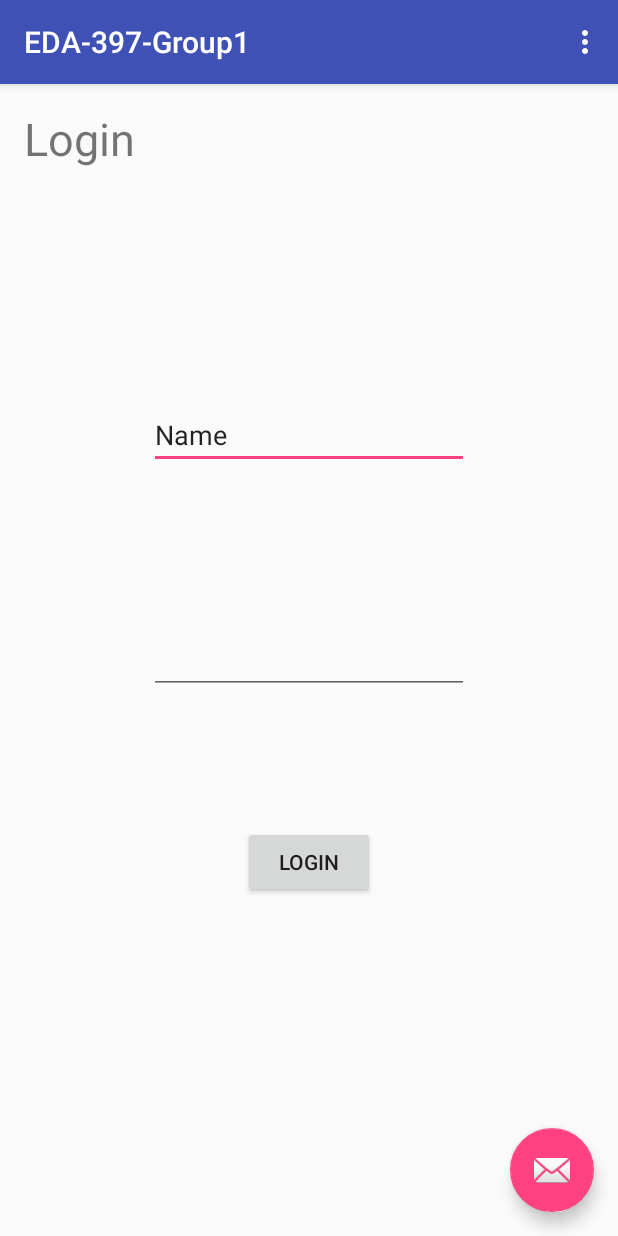
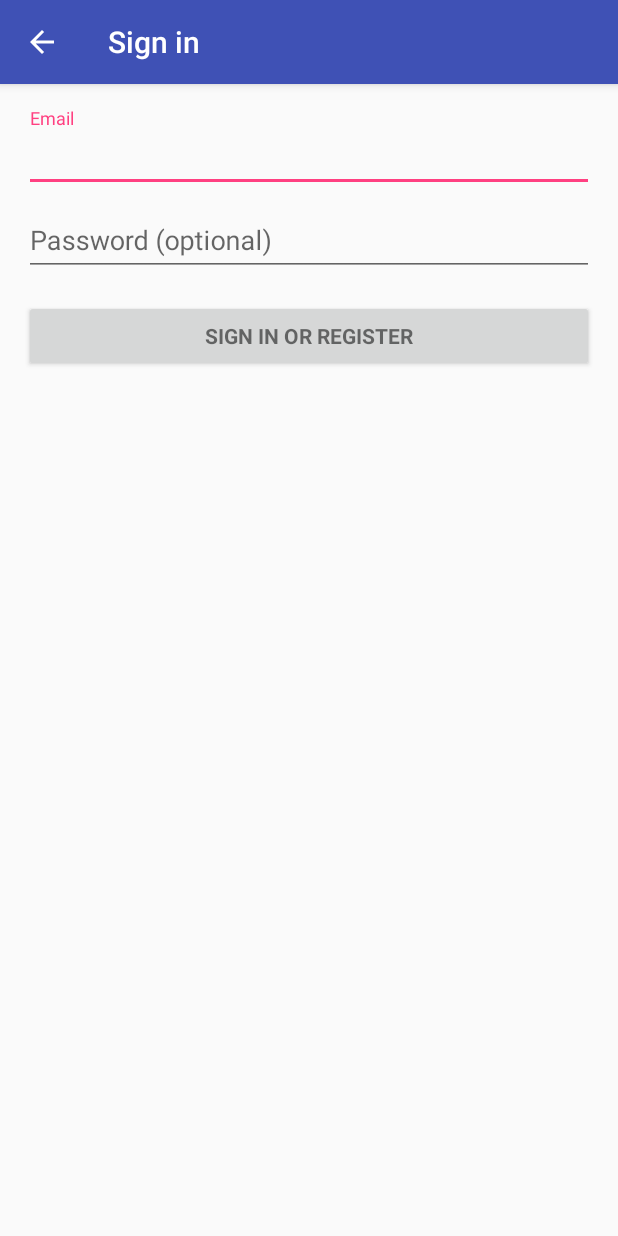
Before and after one commit to Pedram87/EDA397-Group1, an Android app: the screen it shows after launch (MainActivity before the commit, LoginActivity after it), on a phone screen of 412 x 824 dp. Run offline under Robolectric (Android 15) with nearby library versions, the phone set to English and light mode, and no system bars; 2 statements that could not run were skipped.

Commit message:
Added LoginActivity

```diff
--- /dev/null
+++ b/app/src/main/java/com/group1/eda_397_group1/LoginActivity.java
@@ -0,0 +1,395 @@
+package com.group1.eda_397_group1;
+
+import android.animation.Animator;
+import android.animation.AnimatorListenerAdapter;
+import android.annotation.TargetApi;
+import android.content.pm.PackageManager;
+import android.support.annotation.NonNull;
+import android.support.design.widget.Snackbar;
+import android.support.v7.app.AppCompatActivity;
+import android.app.LoaderManager.LoaderCallbacks;
+import android.content.ContentResolver;
+import android.content.CursorLoader;
+import android.content.Loader;
+import android.database.Cursor;
+import android.net.Uri;
+import android.os.AsyncTask;
+import android.os.Build.VERSION;
+import android.os.Build;
+import android.os.Bundle;
+import android.provider.ContactsContract;
+import android.text.TextUtils;
+import android.view.KeyEvent;
+import android.view.View;
+import android.view.View.OnClickListener;
+import android.view.inputmethod.EditorInfo;
+import android.widget.ArrayAdapter;
+import android.widget.AutoCompleteTextView;
+import android.widget.Button;
+import android.widget.EditText;
+import android.widget.TextView;
+
+import java.util.ArrayList;
+import java.util.List;
+
+import static android.Manifest.permission.READ_CONTACTS;
+
+/**
+ * A login screen that offers login via email/password.
+ */
+public class LoginActivity extends AppCompatActivity implements LoaderCallbacks<Cursor> {
+
+    /**
+     * Id to identity READ_CONTACTS permission request.
+     */
+    private static final int REQUEST_READ_CONTACTS = 0;
+
+    /**
+     * A dummy authentication store containing known user names and passwords.
+     * TODO: remove after connecting to a real authentication system.
+     */
+    private static final String[] DUMMY_CREDENTIALS = new String[]{
+            "foo@example.com:hello", "bar@example.com:world"
+    };
+    /**
+     * Keep track of the login task to ensure we can cancel it if requested.
+     */
+    private UserLoginTask mAuthTask = null;
+
+    // UI references.
+    private AutoCompleteTextView mEmailView;
+    private EditText mPasswordView;
+    private View mProgressView;
+    private View mLoginFormView;
+
+    @Override
+    protected void onCreate(Bundle savedInstanceState) {
+        super.onCreate(savedInstanceState);
+        setContentView(R.layout.activity_login);
+        setupActionBar();
+        // Set up the login form.
+        mEmailView = (AutoCompleteTextView) findViewById(R.id.email);
+        populateAutoComplete();
+
+        mPasswordView = (EditText) findViewById(R.id.password);
+        mPasswordView.setOnEditorActionListener(new TextView.OnEditorActionListener() {
+            @Override
+            public boolean onEditorAction(TextView textView, int id, KeyEvent keyEvent) {
+                if (id == R.id.login || id == EditorInfo.IME_NULL) {
+                    attemptLogin();
+                    return true;
+                }
+                return false;
+            }
+        });
+
+        Button mEmailSignInButton = (Button) findViewById(R.id.email_sign_in_button);
+        mEmailSignInButton.setOnClickListener(new OnClickListener() {
+            @Override
+            public void onClick(View view) {
+                attemptLogin();
+            }
+        });
+
+        mLoginFormView = findViewById(R.id.login_form);
+        mProgressView = findViewById(R.id.login_progress);
+    }
+
+    private void populateAutoComplete() {
+        if (!mayRequestContacts()) {
+            return;
+        }
+
+        if (VERSION.SDK_INT >= 14) {
+            // Use ContactsContract.Profile (API 14+)
+            getLoaderManager().initLoader(0, null, this);
+        } else if (VERSION.SDK_INT >= 8) {
+            // Use AccountManager (API 8+)
+            new SetupEmailAutoCompleteTask().execute(null, null);
+        }
+    }
+
+    private boolean mayRequestContacts() {
+        if (Build.VERSION.SDK_INT < Build.VERSION_CODES.M) {
+            return true;
+        }
+        if (checkSelfPermission(READ_CONTACTS) == PackageManager.PERMISSION_GRANTED) {
+            return true;
+        }
+        if (shouldShowRequestPermissionRationale(READ_CONTACTS)) {
+            Snackbar.make(mEmailView, R.string.permission_rationale, Snackbar.LENGTH_INDEFINITE)
+                    .setAction(android.R.string.ok, new View.OnClickListener() {
+                        @Override
+                        @TargetApi(Build.VERSION_CODES.M)
+                        public void onClick(View v) {
+                            requestPermissions(new String[]{READ_CONTACTS}, REQUEST_READ_CONTACTS);
+                        }
+                    });
+        } else {
+            requestPermissions(new String[]{READ_CONTACTS}, REQUEST_READ_CONTACTS);
+        }
+        return false;
+    }
+
+    /**
+     * Callback received when a permissions request has been completed.
+     */
+    @Override
+    public void onRequestPermissionsResult(int requestCode, @NonNull String[] permissions,
+                                           @NonNull int[] grantResults) {
+        if (requestCode == REQUEST_READ_CONTACTS) {
+            if (grantResults.length == 1 && grantResults[0] == PackageManager.PERMISSION_GRANTED) {
+                populateAutoComplete();
+            }
+        }
+    }
+
+    /**
+     * Set up the {@link android.app.ActionBar}, if the API is available.
+     */
+    @TargetApi(Build.VERSION_CODES.HONEYCOMB)
+    private void setupActionBar() {
+        if (Build.VERSION.SDK_INT >= Build.VERSION_CODES.HONEYCOMB) {
+            // Show the Up button in the action bar.
+            getSupportActionBar().setDisplayHomeAsUpEnabled(true);
+        }
+    }
+
+    /**
+     * Attempts to sign in or register the account specified by the login form.
+     * If there are form errors (invalid email, missing fields, etc.), the
+     * errors are presented and no actual login attempt is made.
+     */
+    private void attemptLogin() {
+        if (mAuthTask != null) {
+            return;
+        }
+
+        // Reset errors.
+        mEmailView.setError(null);
+        mPasswordView.setError(null);
+
+        // Store values at the time of the login attempt.
+        String email = mEmailView.getText().toString();
+        String password = mPasswordView.getText().toString();
+
+        boolean cancel = false;
+        View focusView = null;
+
+        // Check for a valid password, if the user entered one.
+        if (!TextUtils.isEmpty(password) && !isPasswordValid(password)) {
+            mPasswordView.setError(getString(R.string.error_invalid_password));
+            focusView = mPasswordView;
+            cancel = true;
+        }
+
+        // Check for a valid email address.
+        if (TextUtils.isEmpty(email)) {
+            mEmailView.setError(getString(R.string.error_field_required));
+            focusView = mEmailView;
+            cancel = true;
+        } else if (!isEmailValid(email)) {
+            mEmailView.setError(getString(R.string.error_invalid_email));
+            focusView = mEmailView;
+            cancel = true;
+        }
+
+        if (cancel) {
+            // There was an error; don't attempt login and focus the first
+            // form field with an error.
+            focusView.requestFocus();
+        } else {
+            // Show a progress spinner, and kick off a background task to
+            // perform the user login attempt.
+            showProgress(true);
+            mAuthTask = new UserLoginTask(email, password);
+            mAuthTask.execute((Void) null);
+        }
+    }
+
+    private boolean isEmailValid(String email) {
+        //TODO: Replace this with your own logic
+        return email.contains("@");
+    }
+
+    private boolean isPasswordValid(String password) {
+        //TODO: Replace this with your own logic
+        return password.length() > 4;
+    }
+
+    /**
+     * Shows the progress UI and hides the login form.
+     */
+    @TargetApi(Build.VERSION_CODES.HONEYCOMB_MR2)
+    private void showProgress(final boolean show) {
+        // On Honeycomb MR2 we have the ViewPropertyAnimator APIs, which allow
+        // for very easy animations. If available, use these APIs to fade-in
+        // the progress spinner.
+        if (Build.VERSION.SDK_INT >= Build.VERSION_CODES.HONEYCOMB_MR2) {
+            int shortAnimTime = getResources().getInteger(android.R.integer.config_shortAnimTime);
+
+            mLoginFormView.setVisibility(show ? View.GONE : View.VISIBLE);
+            mLoginFormView.animate().setDuration(shortAnimTime).alpha(
+                    show ? 0 : 1).setListener(new AnimatorListenerAdapter() {
+                @Override
+                public void onAnimationEnd(Animator animation) {
+                    mLoginFormView.setVisibility(show ? View.GONE : View.VISIBLE);
+                }
+            });
+
+            mProgressView.setVisibility(show ? View.VISIBLE : View.GONE);
+            mProgressView.animate().setDuration(shortAnimTime).alpha(
+                    show ? 1 : 0).setListener(new AnimatorListenerAdapter() {
+                @Override
+                public void onAnimationEnd(Animator animation) {
+                    mProgressView.setVisibility(show ? View.VISIBLE : View.GONE);
+                }
+            });
+        } else {
+            // The ViewPropertyAnimator APIs are not available, so simply show
+            // and hide the relevant UI components.
+            mProgressView.setVisibility(show ? View.VISIBLE : View.GONE);
+            mLoginFormView.setVisibility(show ? View.GONE : View.VISIBLE);
+        }
+    }
+
+    @Override
+    public Loader<Cursor> onCreateLoader(int i, Bundle bundle) {
+        return new CursorLoader(this,
+                // Retrieve data rows for the device user's 'profile' contact.
+                Uri.withAppendedPath(ContactsContract.Profile.CONTENT_URI,
+                        ContactsContract.Contacts.Data.CONTENT_DIRECTORY), ProfileQuery.PROJECTION,
+
+                // Select only email addresses.
+                ContactsContract.Contacts.Data.MIMETYPE +
+                        " = ?", new String[]{ContactsContract.CommonDataKinds.Email
+                .CONTENT_ITEM_TYPE},
+
+                // Show primary email addresses first. Note that there won't be
+                // a primary email address if the user hasn't specified one.
+                ContactsContract.Contacts.Data.IS_PRIMARY + " DESC");
+    }
+
+    @Override
+    public void onLoadFinished(Loader<Cursor> cursorLoader, Cursor cursor) {
+        List<String> emails = new ArrayList<>();
+        cursor.moveToFirst();
+        while (!cursor.isAfterLast()) {
+            emails.add(cursor.getString(ProfileQuery.ADDRESS));
+            cursor.moveToNext();
+        }
+
+        addEmailsToAutoComplete(emails);
+    }
+
+    @Override
+    public void onLoaderReset(Loader<Cursor> cursorLoader) {
+
+    }
+
+    private void addEmailsToAutoComplete(List<String> emailAddressCollection) {
+        //Create adapter to tell the AutoCompleteTextView what to show in its dropdown list.
+        ArrayAdapter<String> adapter =
+                new ArrayAdapter<>(LoginActivity.this,
+                        android.R.layout.simple_dropdown_item_1line, emailAddressCollection);
+
+        mEmailView.setAdapter(adapter);
+    }
+
+    private interface ProfileQuery {
+        String[] PROJECTION = {
+                ContactsContract.CommonDataKinds.Email.ADDRESS,
+                ContactsContract.CommonDataKinds.Email.IS_PRIMARY,
+        };
+
+        int ADDRESS = 0;
+        int IS_PRIMARY = 1;
+    }
+
+    /**
+     * Use an AsyncTask to fetch the user's email addresses on a background thread, and update
+     * the email text field with results on the main UI thread.
+     */
+    class SetupEmailAutoCompleteTask extends AsyncTask<Void, Void, List<String>> {
+
+        @Override
+        protected List<String> doInBackground(Void... voids) {
+            ArrayList<String> emailAddressCollection = new ArrayList<>();
+
+            // Get all emails from the user's contacts and copy them to a list.
+            ContentResolver cr = getContentResolver();
+            Cursor emailCur = cr.query(ContactsContract.CommonDataKinds.Email.CONTENT_URI, null,
+                    null, null, null);
+            while (emailCur.moveToNext()) {
+                String email = emailCur.getString(emailCur.getColumnIndex(ContactsContract
+                        .CommonDataKinds.Email.DATA));
+                emailAddressCollection.add(email);
+            }
+            emailCur.close();
+
+            return emailAddressCollection;
+        }
+
+        @Override
+        protected void onPostExecute(List<String> emailAddressCollection) {
+            addEmailsToAutoComplete(emailAddressCollection);
+        }
+    }
+
+    /**
+     * Represents an asynchronous login/registration task used to authenticate
+     * the user.
+     */
+    public class UserLoginTask extends AsyncTask<Void, Void, Boolean> {
+
+        private final String mEmail;
+        private final String mPassword;
+
+        UserLoginTask(String email, String password) {
+            mEmail = email;
+            mPassword = password;
+        }
+
+        @Override
+        protected Boolean doInBackground(Void... params) {
+            // TODO: attempt authentication against a network service.
+
+            try {
+                // Simulate network access.
+                Thread.sleep(2000);
+            } catch (InterruptedException e) {
+                return false;
+            }
+
+            for (String credential : DUMMY_CREDENTIALS) {
+                String[] pieces = credential.split(":");
+                if (pieces[0].equals(mEmail)) {
+                    // Account exists, return true if the password matches.
+                    return pieces[1].equals(mPassword);
+                }
+            }
+
+            // TODO: register the new account here.
+            return true;
+        }
+
+        @Override
+        protected void onPostExecute(final Boolean success) {
+            mAuthTask = null;
+            showProgress(false);
+
+            if (success) {
+                finish();
+            } else {
+                mPasswordView.setError(getString(R.string.error_incorrect_password));
+                mPasswordView.requestFocus();
+            }
+        }
+
+        @Override
+        protected void onCancelled() {
+            mAuthTask = null;
+            showProgress(false);
+        }
+    }
+}
--- a/app/src/main/java/com/group1/eda_397_group1/MainActivity.java
+++ b/app/src/main/java/com/group1/eda_397_group1/MainActivity.java
@@ -6,10 +6,9 @@
 import android.support.design.widget.Snackbar;
 import android.support.v7.app.AppCompatActivity;
 import android.support.v7.widget.Toolbar;
-import android.view.View;
 import android.view.Menu;
 import android.view.MenuItem;
-import android.widget.EditText;
+import android.view.View;
 
 public class MainActivity extends AppCompatActivity {
 
@@ -24,6 +23,10 @@
         setContentView(R.layout.activity_main);
         Toolbar toolbar = (Toolbar) findViewById(R.id.toolbar);
         setSupportActionBar(toolbar);
+
+        //redirecting to login/register
+        Intent intent = new Intent(this, LoginActivity.class);
+        startActivity(intent);
 
         FloatingActionButton fab = (FloatingActionButton) findViewById(R.id.fab);
         fab.setOnClickListener(new View.OnClickListener() {
--- /dev/null
+++ b/app/src/main/res/layout/activity_login.xml
@@ -0,0 +1,77 @@
+<LinearLayout xmlns:android="http://schemas.android.com/apk/res/android"
+    xmlns:tools="http://schemas.android.com/tools"
+    android:layout_width="match_parent"
+    android:layout_height="match_parent"
+    android:gravity="center_horizontal"
+    android:orientation="vertical"
+    android:paddingBottom="@dimen/activity_vertical_margin"
+    android:paddingLeft="@dimen/activity_horizontal_margin"
+    android:paddingRight="@dimen/activity_horizontal_margin"
+    android:paddingTop="@dimen/activity_vertical_margin"
+    tools:context="com.group1.eda_397_group1.LoginActivity">
+
+    <!-- Login progress -->
+    <ProgressBar
+        android:id="@+id/login_progress"
+        style="?android:attr/progressBarStyleLarge"
+        android:layout_width="wrap_content"
+        android:layout_height="wrap_content"
+        android:layout_marginBottom="8dp"
+        android:visibility="gone" />
+
+    <ScrollView
+        android:id="@+id/login_form"
+        android:layout_width="match_parent"
+        android:layout_height="match_parent">
+
+        <LinearLayout
+            android:id="@+id/email_login_form"
+            android:layout_width="match_parent"
+            android:layout_height="wrap_content"
+            android:orientation="vertical">
+
+            <android.support.design.widget.TextInputLayout
+                android:layout_width="match_parent"
+                android:layout_height="wrap_content">
+
+                <AutoCompleteTextView
+                    android:id="@+id/email"
+                    android:layout_width="match_parent"
+                    android:layout_height="wrap_content"
+                    android:hint="@string/prompt_email"
+                    android:inputType="textEmailAddress"
+                    android:maxLines="1"
+                    android:singleLine="true" />
+
+            </android.support.design.widget.TextInputLayout>
+
+            <android.support.design.widget.TextInputLayout
+                android:layout_width="match_parent"
+                android:layout_height="wrap_content">
+
+                <EditText
+                    android:id="@+id/password"
+                    android:layout_width="match_parent"
+                    android:layout_height="wrap_content"
+                    android:hint="@string/prompt_password"
+                    android:imeActionId="@+id/login"
+                    android:imeActionLabel="@string/action_sign_in_short"
+                    android:imeOptions="actionUnspecified"
+                    android:inputType="textPassword"
+                    android:maxLines="1"
+                    android:singleLine="true" />
+
+            </android.support.design.widget.TextInputLayout>
+
+            <Button
+                android:id="@+id/email_sign_in_button"
+                style="?android:textAppearanceSmall"
+                android:layout_width="match_parent"
+                android:layout_height="wrap_content"
+                android:layout_marginTop="16dp"
+                android:text="@string/action_sign_in"
+                android:textStyle="bold" />
+
+        </LinearLayout>
+    </ScrollView>
+</LinearLayout>
--- a/app/src/main/res/values/strings.xml
+++ b/app/src/main/res/values/strings.xml
@@ -5,4 +5,18 @@
     <string name="Continue">Continue</string>
     <string name="title_activity_second">SecondActivity</string>
     <string name="login">Login</string>
+    <string name="title_activity_login">Sign in</string>
+
+    <!-- Strings related to login -->
+    <string name="prompt_email">Email</string>
+    <string name="prompt_password">Password (optional)</string>
+    <string name="action_sign_in">Sign in or register</string>
+    <string name="action_sign_in_short">Sign in</string>
+    <string name="error_invalid_email">This email address is invalid</string>
+    <string name="error_invalid_password">This password is too short</string>
+    <string name="error_incorrect_password">This password is incorrect</string>
+    <string name="error_field_required">This field is required</string>
+    <string name="permission_rationale">"Contacts permissions are needed for providing email
+        completions."
+    </string>
 </resources>
```
Also changed, not shown: app/src/main/AndroidManifest.xml (+13 -0 lines), 1 other file.
